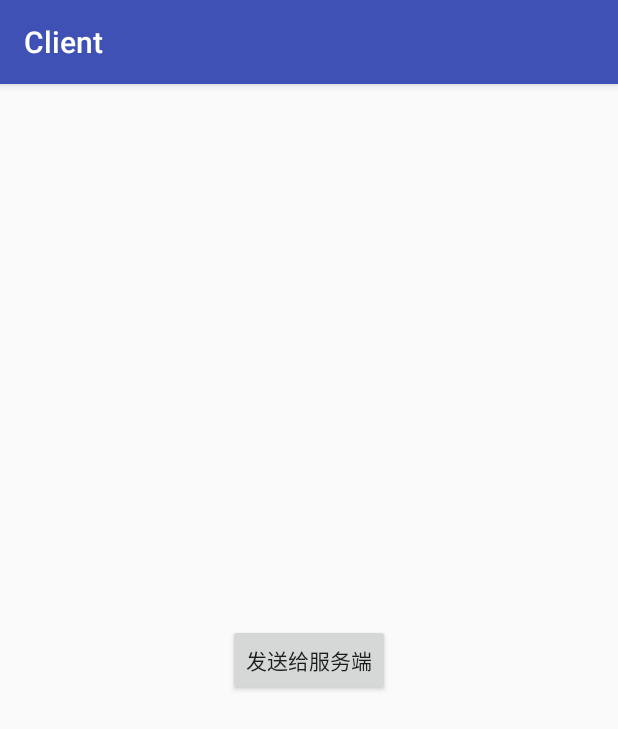
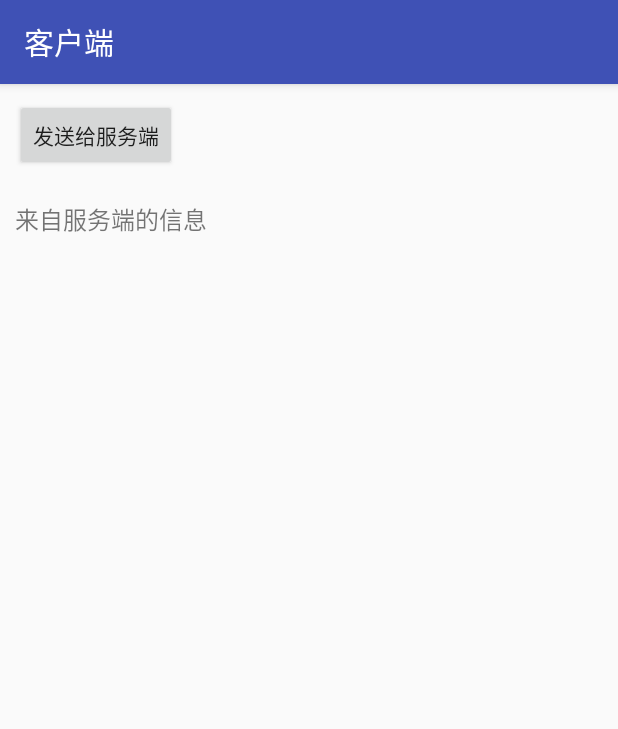
Before and after one commit to fuweiwei/VAidl, an Android app: the screen it shows after launch (MainActivity), on a phone screen of 412 x 824 dp. Shown: the top 729 px of the screen. Run offline under Robolectric (Android 15) with nearby library versions, the phone set to English and light mode, and no system bars; libraries missing offline, so code that uses them is left out: com.veer.aidl; 1 statement that could not run was skipped.

Commit message:
显示信息

```diff
--- a/client/src/main/java/com/veer/aidl/client/MainActivity.java
+++ b/client/src/main/java/com/veer/aidl/client/MainActivity.java
@@ -10,18 +10,22 @@ import android.os.RemoteException;
 import android.support.v7.app.AppCompatActivity;
 import android.util.Log;
 import android.view.View;
+import android.widget.TextView;
 
 import com.veer.aidl.IMyAidlInterface;
 
 public class MainActivity extends AppCompatActivity {
 
     IMyAidlInterface iMyAidlInterface;
+    private TextView mTvService;
 
     @SuppressLint("WrongConstant")
     @Override
     protected void onCreate(Bundle savedInstanceState) {
         super.onCreate(savedInstanceState);
         setContentView(R.layout.activity_main);
+        setTitle("客户端");
+        mTvService = (TextView) findViewById(R.id.tv_service);
         //绑定服务
         Intent intent = new Intent();
         intent.setAction("com.veer.aidl.MyService");
@@ -42,6 +46,7 @@ public class MainActivity extends AppCompatActivity {
         try {
             if(iMyAidlInterface!=null){
                 int res = iMyAidlInterface.add(1, 2);
+                mTvService.setText("从服务端调用成功的结果：" + res);
                 Log.i("client", "从服务端调用成功的结果：" + res);
             }
         } catch (RemoteException e) {
--- a/client/src/main/res/layout/activity_main.xml
+++ b/client/src/main/res/layout/activity_main.xml
@@ -1,15 +1,22 @@
 <?xml version="1.0" encoding="utf-8"?>
-<android.support.constraint.ConstraintLayout
+<LinearLayout
     xmlns:android="http://schemas.android.com/apk/res/android"
     xmlns:app="http://schemas.android.com/apk/res-auto"
+    android:orientation="vertical"
+    android:layout_margin="10dp"
     xmlns:tools="http://schemas.android.com/tools" android:layout_width="match_parent"
     android:layout_height="match_parent" tools:context="com.veer.aidl.client.MainActivity">
 
     <Button
         android:id="@+id/btn"
         android:layout_width="wrap_content" android:layout_height="wrap_content"
-        android:text="发送给服务端" app:layout_constraintBottom_toBottomOf="parent"
-        app:layout_constraintLeft_toLeftOf="parent" app:layout_constraintRight_toRightOf="parent"
-        app:layout_constraintTop_toTopOf="parent" />
+        android:text="发送给服务端"  />
+    <TextView
+        android:id="@+id/tv_service"
+        android:layout_width="wrap_content"
+        android:layout_height="wrap_content"
+        android:textSize="16sp"
+        android:layout_marginTop="20dp"
+        android:text="来自服务端的信息"  />
 
-</android.support.constraint.ConstraintLayout>
+</LinearLayout>
```
Also changed, not shown: app/src/main/java/com/veer/aidl/MainActivity.java (+27 -1 lines), app/src/main/java/com/veer/aidl/MyService.java (+26 -2 lines), app/src/main/res/layout/activity_main.xml (+15 -7 lines).
